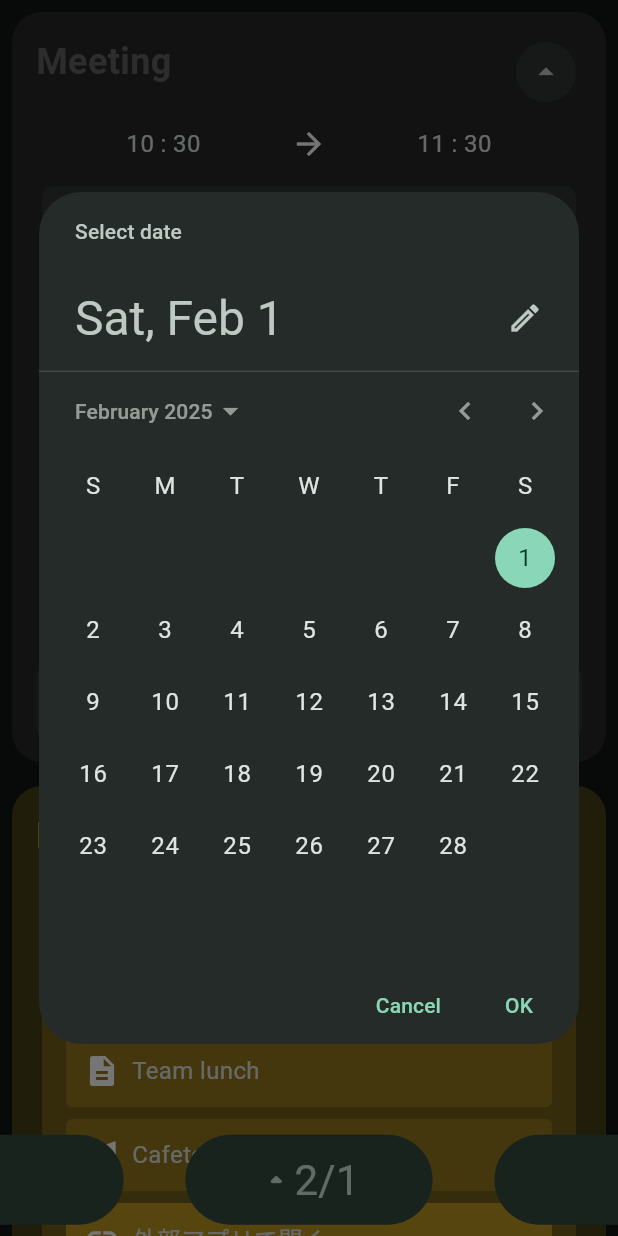
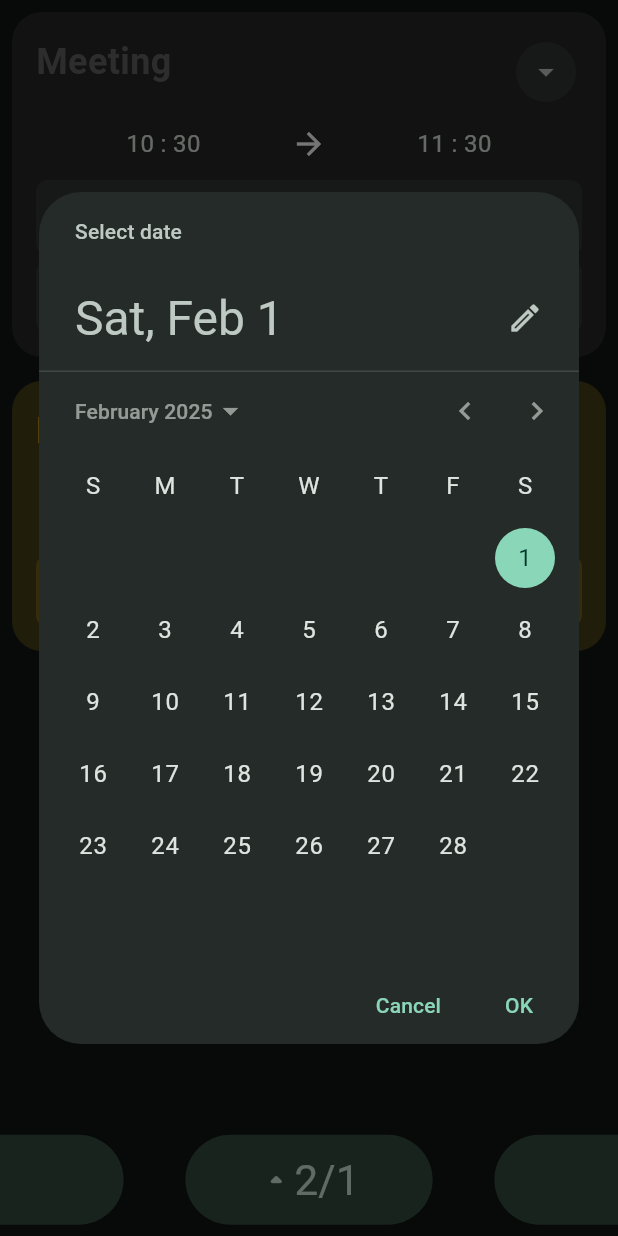
Before and after one commit to Chikati0407/task_elixir, a Flutter app: the screen it shows after launch, item 2 of the bottom bar chosen, on a phone screen of 412 x 824 dp. Run offline on Flutter 3.47's test engine with Material 3 defaults, Android fonts, the phone set to English and light mode, and no system bars; our stand-ins replace flutter_riverpod, freezed_annotation, go_router.

Commit message:
タスクの状態管理を追加し、イベントブロックにタスクを表示する機能を実装

```diff
--- a/lib/classes/task.dart
+++ b/lib/classes/task.dart
@@ -9,7 +9,7 @@ class Task with _$Task {
     required String id,
     required String title,
     required String notes,
-    required String status,
+    required String status,  //「needsAction」または「completed」
     required DateTime due,
     required List<String> links,
   }) = _Task;
--- a/lib/widgets/event_block.dart
+++ b/lib/widgets/event_block.dart
@@ -1,6 +1,7 @@
 import 'package:flutter/material.dart';
 import 'package:flutter_riverpod/flutter_riverpod.dart';
 import 'package:task_elixir/classes/event.dart';
+import 'package:task_elixir/classes/task.dart';
 
 class EventBlock extends ConsumerStatefulWidget {
   const EventBlock({super.key, required this.event});
@@ -8,14 +9,12 @@ class EventBlock extends ConsumerStatefulWidget {
   final Event event;
 
   @override
-  ConsumerState createState() => _EventBlockState(event: event);
+  ConsumerState createState() => _EventBlockState();
 }
 
 class _EventBlockState extends ConsumerState<EventBlock> {
-  _EventBlockState({required this.event});
 
-  final Event event;
-  bool openState = true;
+  bool openState = false;
   CarouselController controller = CarouselController(
     initialItem: 0,
   );
@@ -23,7 +22,7 @@ class _EventBlockState extends ConsumerState<EventBlock> {
   @override
   Widget build(BuildContext context) {
 
-    final Color mainColor = Color(pickEventColor(event.ColorId));
+    final Color mainColor = Color(pickEventColor(widget.event.ColorId));
     final backgroundColor = mainColor.withAlpha(0x40);
 
     final titleBlock = Row(
@@ -32,7 +31,7 @@ class _EventBlockState extends ConsumerState<EventBlock> {
       children: [
         Expanded(
           child: Text(
-            event.summary,
+            widget.event.summary,
             maxLines: openState ? 2 : 1,
             overflow: TextOverflow.ellipsis,
             style: TextStyle(fontSize: 24,color: mainColor,fontWeight: FontWeight.bold),
@@ -60,14 +59,14 @@ class _EventBlockState extends ConsumerState<EventBlock> {
         crossAxisAlignment: CrossAxisAlignment.center,
         children: [
           Text(
-            "${event.startTime.hour.toString().padLeft(2,"0")} : ${event.startTime.minute.toString().padLeft(2,"0")}",
+            "${widget.event.startTime.hour.toString().padLeft(2,"0")} : ${widget.event.startTime.minute.toString().padLeft(2,"0")}",
             style: TextStyle(
               fontSize: 16
             ),
           ),
           Icon(Icons.arrow_forward),
           Text(
-            "${event.endTime.hour.toString().padLeft(2,"0")} : ${event.endTime.minute.toString().padLeft(2,"0")}",
+            "${widget.event.endTime.hour.toString().padLeft(2,"0")} : ${widget.event.endTime.minute.toString().padLeft(2,"0")}",
             style: TextStyle(
                 fontSize: 16
             ),
@@ -106,9 +105,10 @@ class _EventBlockState extends ConsumerState<EventBlock> {
         controller: controller,
         flexWeights: [1],
         consumeMaxWeight: true,
+        itemSnapping: true,
         children: [
-          eventBlockDescriptionBox(event: event, backgroundColor: backgroundColor, mode: "description"),
-          eventBlockDescriptionBox(event: event, backgroundColor: backgroundColor, mode: "task"),
+          eventBlockDescriptionBox(event: widget.event, backgroundColor: backgroundColor, mode: "description"),
+          eventBlockDescriptionBox(event: widget.event, backgroundColor: backgroundColor, mode: "task"),
         ]
       ),
     );
@@ -144,14 +144,14 @@ class _EventBlockState extends ConsumerState<EventBlock> {
         borderRadius: BorderRadius.circular(20),
       ),
       padding: EdgeInsets.all(16),
-      height: openState ? 500 : (event.tasks.isNotEmpty ? 230 : 180),
+      height: openState ? 500 : (widget.event.tasks.isNotEmpty ? 230 : 180),
       duration: Duration(milliseconds: 500),
       curve: Curves.easeOutExpo,
       child: Column(
         children: [
           titleBlock,
           timeIndicator,
-          openState ? openBody : (event.tasks.isNotEmpty ? closeBody : Container()),
+          openState ? openBody : (widget.event.tasks.isNotEmpty ? closeBody : SizedBox()),
           Spacer(),
           openToggle
         ],
@@ -194,7 +194,7 @@ class eventBlockDescriptionBox extends ConsumerWidget {
                 },
                 itemCount: event.tasks.length,
                 itemBuilder: (context, index){
-                  return eventBlockDescriptionBoxTask(backgroundColor: backgroundColor);
+                  return eventBlockDescriptionBoxTask(task: event.tasks[index],backgroundColor: backgroundColor);
                 },
               )
               : ListView(
@@ -213,23 +213,54 @@ class eventBlockDescriptionBox extends ConsumerWidget {
   }
 }
 
-class eventBlockDescriptionBoxTask extends ConsumerWidget {
-  const eventBlockDescriptionBoxTask({super.key, required this.backgroundColor});
+class eventBlockDescriptionBoxTask extends ConsumerStatefulWidget {
+  const eventBlockDescriptionBoxTask({super.key, required this.backgroundColor, required this.task});
 
   final Color backgroundColor;
+  final Task task;
 
   @override
-  Widget build(BuildContext context, WidgetRef ref) {
+  ConsumerState createState() => _EventBlockDescriptionBoxTaskState();
+}
+
+class _EventBlockDescriptionBoxTaskState extends ConsumerState<eventBlockDescriptionBoxTask> {
+
+
+  @override
+  Widget build(BuildContext context) {
+
+    const getStatus = {
+      "needsAction" : false,
+      "completed" : true,
+    };
+
+    const Map<bool, String> changeStatus = {
+      false : "needsAction",
+      true : "completed",
+    };
+
     return Container(
       decoration: BoxDecoration(
         borderRadius: BorderRadius.circular(4),
-        color: backgroundColor,
+        color: widget.backgroundColor,
       ),
-      padding: EdgeInsets.all(4),
-      height: 60,
+      padding: EdgeInsets.all(8),
       child: Row(
+        mainAxisAlignment: MainAxisAlignment.start,
+        crossAxisAlignment: CrossAxisAlignment.start,
         children: [
-
+          Checkbox(
+            value: getStatus[widget.task.status],
+            onChanged:(value){
+              setState(() {
+                widget.task = widget.task.copyWith(status: changeStatus[value]!);
+              });
+            },
+          ),
+          SizedBox(width: 8,),
+          Expanded(
+            child: Text(""),
+          ),
         ],
       ),
     );
```
